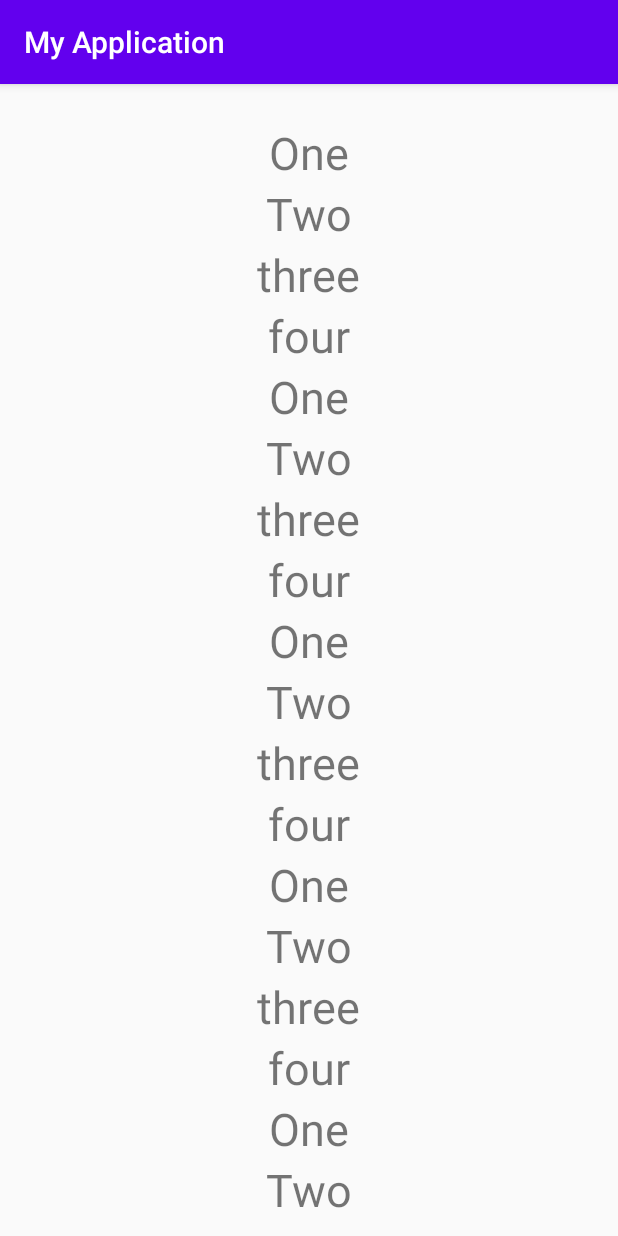
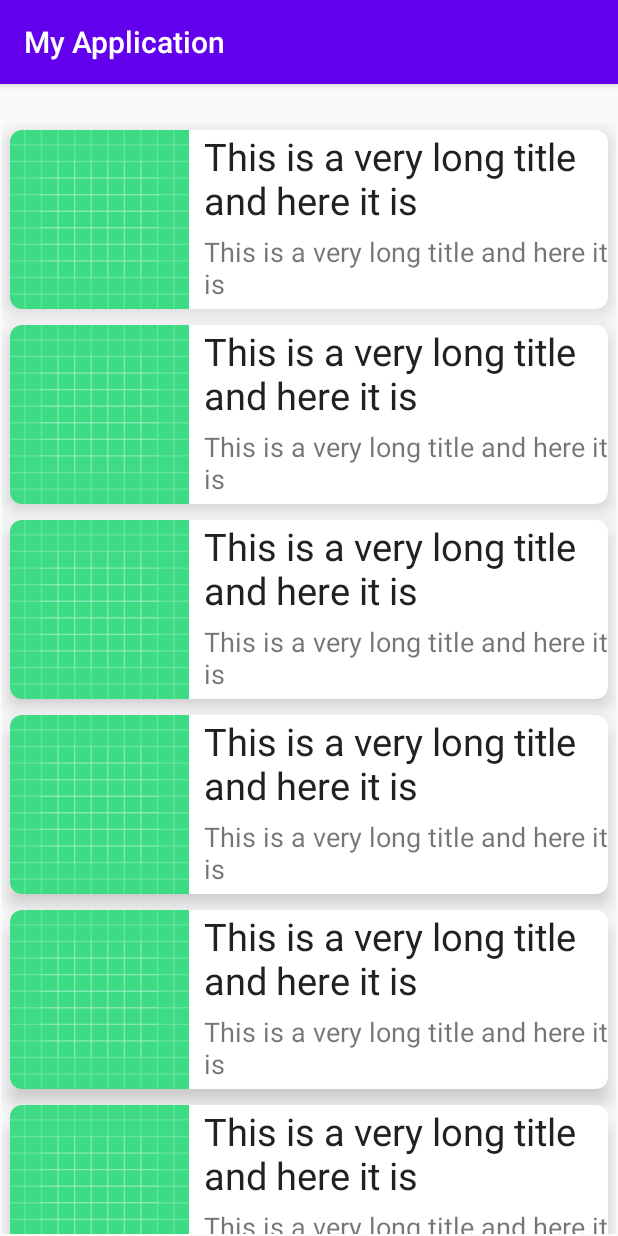
Before and after one commit to AppDevAssist/recyclerview-kotlin, an Android app: the screen it shows after launch (MainActivity), on a phone screen of 412 x 824 dp. Run offline under Robolectric (Android 15) with nearby library versions, the phone set to English and light mode, and no system bars.

Commit message:
Added new list items

```diff
--- a/app/build.gradle
+++ b/app/build.gradle
@@ -33,6 +33,7 @@ dependencies {
     testImplementation 'junit:junit:4.12'
     androidTestImplementation 'androidx.test.ext:junit:1.1.1'
     implementation "androidx.recyclerview:recyclerview:1.1.0"
+    implementation "androidx.cardview:cardview:1.0.0"
     androidTestImplementation 'androidx.test.espresso:espresso-core:3.2.0'
 
 }
--- a/app/src/main/java/com/example/myapplication/MyAdapter.kt
+++ b/app/src/main/java/com/example/myapplication/MyAdapter.kt
@@ -11,10 +11,9 @@ class MyAdapter(private val data: Array<String>) : RecyclerView.Adapter<MyAdapte
     class MyViewHolder(val view: View): RecyclerView.ViewHolder(view){
 
         fun bind(text: String){
-            val tv = view.findViewById<TextView>(R.id.list_tv)
-            tv.text = text
+//            val tv = view.findViewById<TextView>(R.id.list_tv)
+//            tv.text = text
         }
-
     }
 
     override fun onCreateViewHolder(parent: ViewGroup, viewType: Int): MyViewHolder {
--- a/app/src/main/res/layout/list_item.xml
+++ b/app/src/main/res/layout/list_item.xml
@@ -1,12 +1,51 @@
 <?xml version="1.0" encoding="utf-8"?>
-<LinearLayout
-    xmlns:android="http://schemas.android.com/apk/res/android" android:layout_width="match_parent"
-    android:gravity="center"
-    android:layout_height="wrap_content">
-<TextView
-    android:id="@+id/list_tv"
-    android:layout_width="wrap_content"
-    android:layout_height="wrap_content"
-    android:text="dummy text"
-    android:textSize="30sp"/>
-</LinearLayout>
+<androidx.cardview.widget.CardView android:layout_height="wrap_content"
+    android:layout_width="match_parent"
+    xmlns:android="http://schemas.android.com/apk/res/android"
+    xmlns:app="http://schemas.android.com/apk/res-auto"
+    app:cardCornerRadius="8dp"
+    app:cardElevation="8dp"
+    android:layout_margin="5dp">
+    <androidx.constraintlayout.widget.ConstraintLayout
+        android:layout_width="match_parent"
+        android:layout_height="wrap_content">
+        <ImageView
+            android:id="@+id/imageView"
+            android:layout_width="0dp"
+            android:layout_height="0dp"
+            app:layout_constraintWidth_percent=".3"
+            app:layout_constraintDimensionRatio="1:1"
+            app:layout_constraintBottom_toBottomOf="parent"
+            app:layout_constraintTop_toTopOf="parent"
+            app:layout_constraintLeft_toLeftOf="parent"
+            android:src="@drawable/ic_launcher_background"
+            />
+
+        <TextView
+            android:id="@+id/tvTitle"
+            android:layout_width="0dp"
+            android:layout_height="wrap_content"
+            app:layout_constraintStart_toEndOf="@+id/imageView"
+            app:layout_constraintEnd_toEndOf="parent"
+            app:layout_constraintTop_toTopOf="parent"
+            android:textSize="25sp"
+            android:fontFamily="sans-serif"
+            android:textColor="#212121"
+            android:layout_marginStart="10dp"
+            android:text="This is a very long title and here it is"
+            android:layout_marginLeft="10dp" />
+        <TextView
+            android:layout_width="0dp"
+            android:layout_height="wrap_content"
+            app:layout_constraintStart_toStartOf="@+id/tvTitle"
+            app:layout_constraintEnd_toEndOf="@id/tvTitle"
+            app:layout_constraintTop_toBottomOf="@+id/tvTitle"
+            app:layout_constraintBottom_toBottomOf="parent"
+            android:textSize="18sp"
+            android:fontFamily="sans-serif"
+            android:text="This is a very long title and here it is"
+             />
+    </androidx.constraintlayout.widget.ConstraintLayout>
+
+
+</androidx.cardview.widget.CardView>
```
